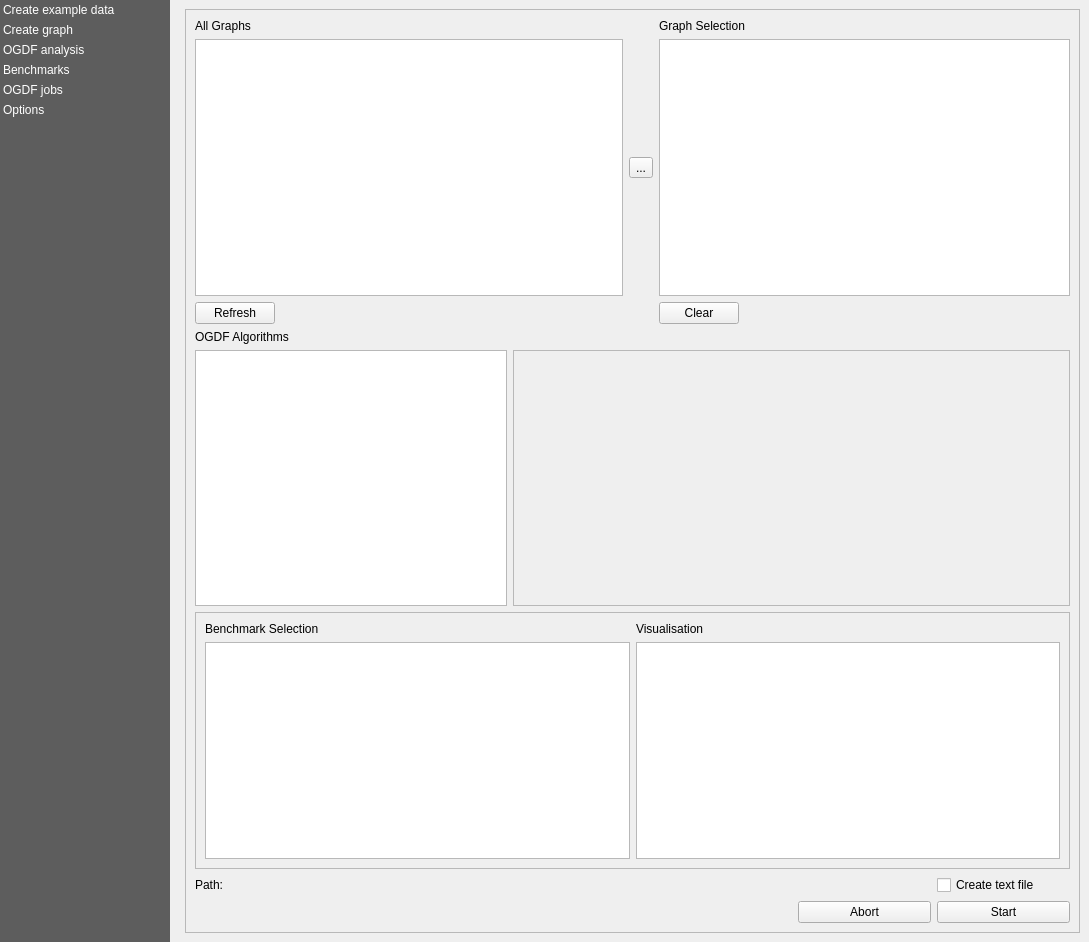
This is views/PluginDialog.ui in S-P-A-N-N-E-R-S/Frontend as Qt 5 draws it before an edit. The edited form follows.
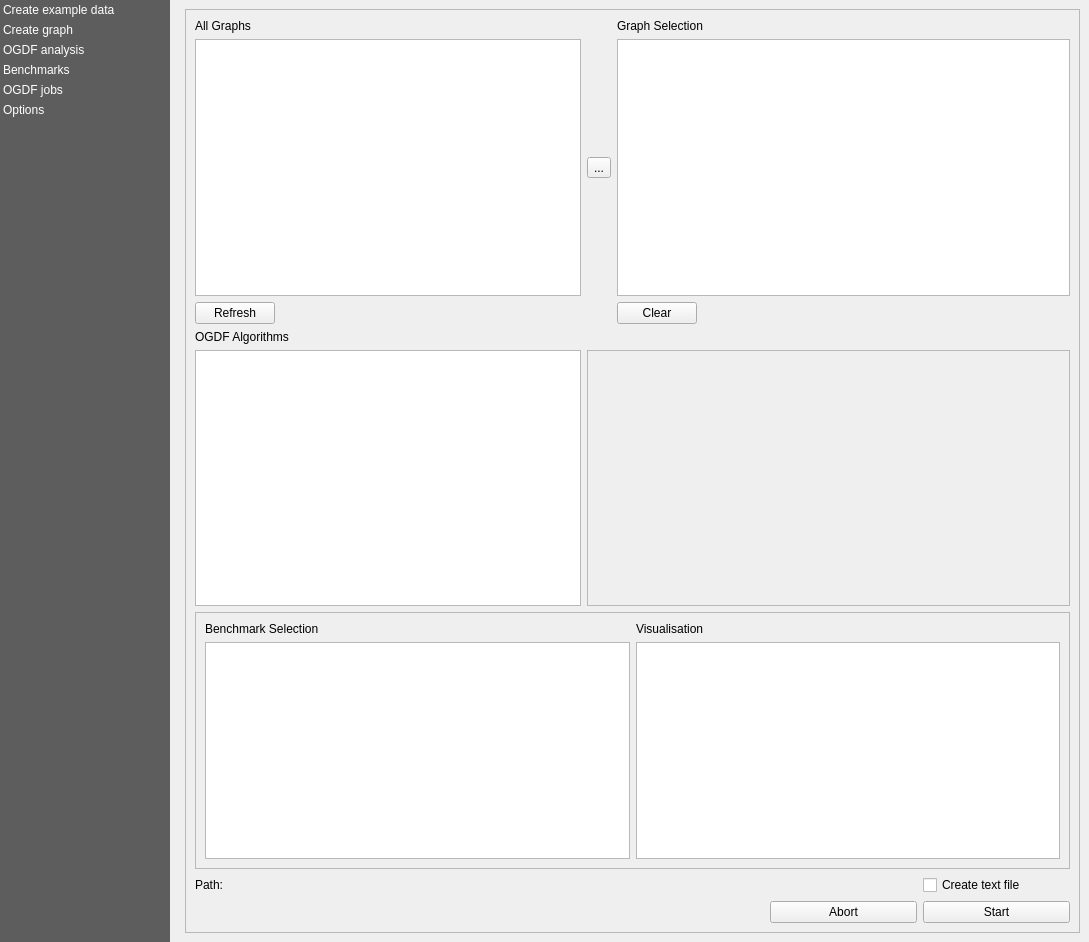
This is the edited form. Icons and pictures are not drawn. Custom widgets are drawn as their Qt base class.

The edit to the form file:
```diff
--- a/views/PluginDialog.ui
+++ b/views/PluginDialog.ui
@@ -1438,7 +1438,28 @@
               </sizepolicy>
              </property>
              <layout class="QGridLayout" name="gridLayout">
-              <item row="1" column="4">
+              <item row="6" column="1" colspan="5">
+               <widget class="QgsFileWidget" name="txt_path">
+                <property name="storageMode">
+                 <enum>QgsFileWidget::GetDirectory</enum>
+                </property>
+               </widget>
+              </item>
+              <item row="6" column="0">
+               <widget class="QLabel" name="label_7">
+                <property name="text">
+                 <string>Path:</string>
+                </property>
+               </widget>
+              </item>
+              <item row="3" column="0" colspan="5">
+               <widget class="QLabel" name="label_3">
+                <property name="text">
+                 <string>OGDF Algorithms</string>
+                </property>
+               </widget>
+              </item>
+              <item row="1" column="3">
                <widget class="QToolButton" name="add_all_graphs">
                 <property name="text">
                  <string>...</string>
@@ -1464,8 +1485,8 @@
                 </property>
                </widget>
               </item>
-              <item row="2" column="5" colspan="2">
-               <widget class="QPushButton" name="clear_graph_selection">
+              <item row="2" column="0">
+               <widget class="QPushButton" name="refresh_all_graphs">
                 <property name="sizePolicy">
                  <sizepolicy hsizetype="Fixed" vsizetype="Fixed">
                   <horstretch>0</horstretch>
@@ -1473,11 +1494,49 @@
                  </sizepolicy>
                 </property>
                 <property name="text">
-                 <string>Clear</string>
+                 <string>Refresh</string>
                 </property>
                </widget>
               </item>
-              <item row="5" column="0" colspan="8">
+              <item row="1" column="0" colspan="3">
+               <widget class="QListWidget" name="all_graphs">
+                <property name="sizePolicy">
+                 <sizepolicy hsizetype="Expanding" vsizetype="Expanding">
+                  <horstretch>0</horstretch>
+                  <verstretch>0</verstretch>
+                 </sizepolicy>
+                </property>
+                <property name="dragDropMode">
+                 <enum>QAbstractItemView::DragOnly</enum>
+                </property>
+                <property name="selectionMode">
+                 <enum>QAbstractItemView::ExtendedSelection</enum>
+                </property>
+               </widget>
+              </item>
+              <item row="1" column="4" colspan="3">
+               <widget class="QListWidget" name="graph_selection">
+                <property name="sizePolicy">
+                 <sizepolicy hsizetype="Expanding" vsizetype="Expanding">
+                  <horstretch>0</horstretch>
+                  <verstretch>0</verstretch>
+                 </sizepolicy>
+                </property>
+                <property name="minimumSize">
+                 <size>
+                  <width>411</width>
+                  <height>0</height>
+                 </size>
+                </property>
+                <property name="dragDropMode">
+                 <enum>QAbstractItemView::DropOnly</enum>
+                </property>
+                <property name="selectionMode">
+                 <enum>QAbstractItemView::ExtendedSelection</enum>
+                </property>
+               </widget>
+              </item>
+              <item row="5" column="0" colspan="7">
                <widget class="QScrollArea" name="analysis_area">
                 <property name="frameShape">
                  <enum>QFrame::StyledPanel</enum>
@@ -1566,32 +1625,32 @@
                 </widget>
                </widget>
               </item>
-              <item row="2" column="0">
-               <widget class="QPushButton" name="refresh_all_graphs">
+              <item row="8" column="6">
+               <widget class="QPushButton" name="start_benchmark">
+                <property name="enabled">
+                 <bool>true</bool>
+                </property>
                 <property name="sizePolicy">
-                 <sizepolicy hsizetype="Fixed" vsizetype="Fixed">
+                 <sizepolicy hsizetype="Preferred" vsizetype="Fixed">
                   <horstretch>0</horstretch>
                   <verstretch>0</verstretch>
                  </sizepolicy>
                 </property>
+                <property name="styleSheet">
+                 <string notr="true"/>
+                </property>
                 <property name="text">
-                 <string>Refresh</string>
+                 <string>Start</string>
                 </property>
-               </widget>
-              </item>
-              <item row="1" column="0" colspan="4">
-               <widget class="QListWidget" name="all_graphs">
-                <property name="sizePolicy">
-                 <sizepolicy hsizetype="Expanding" vsizetype="Expanding">
-                  <horstretch>0</horstretch>
-                  <verstretch>0</verstretch>
-                 </sizepolicy>
+                <property name="icon">
+                 <iconset>
+                  <normaloff>../resources/images/icon.svg</normaloff>../resources/images/icon.svg</iconset>
                 </property>
-                <property name="dragDropMode">
-                 <enum>QAbstractItemView::DragOnly</enum>
-                </property>
-                <property name="selectionMode">
-                 <enum>QAbstractItemView::ExtendedSelection</enum>
+                <property name="iconSize">
+                 <size>
+                  <width>24</width>
+                  <height>24</height>
+                 </size>
                 </property>
                </widget>
               </item>
@@ -1608,8 +1667,8 @@
                 </property>
                </widget>
               </item>
-              <item row="0" column="5" colspan="2">
-               <widget class="QLabel" name="label_2">
+              <item row="2" column="4" colspan="2">
+               <widget class="QPushButton" name="clear_graph_selection">
                 <property name="sizePolicy">
                  <sizepolicy hsizetype="Fixed" vsizetype="Fixed">
                   <horstretch>0</horstretch>
@@ -1617,85 +1676,11 @@
                  </sizepolicy>
                 </property>
                 <property name="text">
-                 <string>Graph Selection</string>
+                 <string>Clear</string>
                 </property>
                </widget>
               </item>
-              <item row="1" column="5" colspan="3">
-               <widget class="QListWidget" name="graph_selection">
-                <property name="sizePolicy">
-                 <sizepolicy hsizetype="Expanding" vsizetype="Expanding">
-                  <horstretch>0</horstretch>
-                  <verstretch>0</verstretch>
-                 </sizepolicy>
-                </property>
-                <property name="minimumSize">
-                 <size>
-                  <width>411</width>
-                  <height>0</height>
-                 </size>
-                </property>
-                <property name="dragDropMode">
-                 <enum>QAbstractItemView::DropOnly</enum>
-                </property>
-                <property name="selectionMode">
-                 <enum>QAbstractItemView::ExtendedSelection</enum>
-                </property>
-               </widget>
-              </item>
-              <item row="3" column="0" colspan="6">
-               <widget class="QLabel" name="label_3">
-                <property name="text">
-                 <string>OGDF Algorithms</string>
-                </property>
-               </widget>
-              </item>
-              <item row="4" column="0" colspan="3">
-               <widget class="QListWidget" name="ogdf_algorithms">
-                <property name="editTriggers">
-                 <set>QAbstractItemView::DoubleClicked|QAbstractItemView::EditKeyPressed|QAbstractItemView::SelectedClicked</set>
-                </property>
-               </widget>
-              </item>
-              <item row="6" column="0">
-               <widget class="QLabel" name="label_7">
-                <property name="text">
-                 <string>Path:</string>
-                </property>
-               </widget>
-              </item>
-              <item row="4" column="3" colspan="5">
-               <widget class="QScrollArea" name="ogdf_parameters_area">
-                <property name="sizePolicy">
-                 <sizepolicy hsizetype="Expanding" vsizetype="Expanding">
-                  <horstretch>0</horstretch>
-                  <verstretch>0</verstretch>
-                 </sizepolicy>
-                </property>
-                <property name="font">
-                 <font>
-                  <pointsize>11</pointsize>
-                 </font>
-                </property>
-                <property name="frameShape">
-                 <enum>QFrame::StyledPanel</enum>
-                </property>
-                <property name="widgetResizable">
-                 <bool>true</bool>
-                </property>
-                <widget class="QWidget" name="ogdf_parameters">
-                 <property name="geometry">
-                  <rect>
-                   <x>0</x>
-                   <y>0</y>
-                   <width>566</width>
-                   <height>248</height>
-                  </rect>
-                 </property>
-                </widget>
-               </widget>
-              </item>
-              <item row="6" column="7">
+              <item row="6" column="6">
                <widget class="QCheckBox" name="create_as_txt">
                 <property name="sizePolicy">
                  <sizepolicy hsizetype="Preferred" vsizetype="Fixed">
@@ -1708,7 +1693,20 @@
                 </property>
                </widget>
               </item>
-              <item row="8" column="6">
+              <item row="0" column="4" colspan="2">
+               <widget class="QLabel" name="label_2">
+                <property name="sizePolicy">
+                 <sizepolicy hsizetype="Fixed" vsizetype="Fixed">
+                  <horstretch>0</horstretch>
+                  <verstretch>0</verstretch>
+                 </sizepolicy>
+                </property>
+                <property name="text">
+                 <string>Graph Selection</string>
+                </property>
+               </widget>
+              </item>
+              <item row="8" column="5">
                <widget class="QPushButton" name="abort_benchmark">
                 <property name="enabled">
                  <bool>true</bool>
@@ -1743,39 +1741,47 @@
                 </property>
                </widget>
               </item>
-              <item row="8" column="7">
-               <widget class="QPushButton" name="start_benchmark">
-                <property name="enabled">
-                 <bool>true</bool>
-                </property>
+              <item row="4" column="3" colspan="4">
+               <widget class="QScrollArea" name="ogdf_parameters_area">
                 <property name="sizePolicy">
-                 <sizepolicy hsizetype="Preferred" vsizetype="Fixed">
+                 <sizepolicy hsizetype="Expanding" vsizetype="Expanding">
                   <horstretch>0</horstretch>
                   <verstretch>0</verstretch>
                  </sizepolicy>
                 </property>
-                <property name="styleSheet">
-                 <string notr="true"/>
+                <property name="font">
+                 <font>
+                  <pointsize>11</pointsize>
+                 </font>
                 </property>
-                <property name="text">
-                 <string>Start</string>
+                <property name="frameShape">
+                 <enum>QFrame::StyledPanel</enum>
                 </property>
-                <property name="icon">
-                 <iconset>
-                  <normaloff>../resources/images/icon.svg</normaloff>../resources/images/icon.svg</iconset>
+                <property name="widgetResizable">
+                 <bool>true</bool>
                 </property>
-                <property name="iconSize">
-                 <size>
-                  <width>24</width>
-                  <height>24</height>
-                 </size>
-                </property>
+                <widget class="QWidget" name="ogdf_parameters">
+                 <property name="geometry">
+                  <rect>
+                   <x>0</x>
+                   <y>0</y>
+                   <width>487</width>
+                   <height>248</height>
+                  </rect>
+                 </property>
+                </widget>
                </widget>
               </item>
-              <item row="6" column="1" colspan="6">
-               <widget class="QgsFileWidget" name="txt_path">
-                <property name="storageMode">
-                 <enum>QgsFileWidget::GetDirectory</enum>
+              <item row="4" column="0" colspan="3">
+               <widget class="QTreeWidget" name="ogdf_algorithms">
+                <property name="sizePolicy">
+                 <sizepolicy hsizetype="Preferred" vsizetype="Expanding">
+                  <horstretch>0</horstretch>
+                  <verstretch>0</verstretch>
+                 </sizepolicy>
+                </property>
+                <property name="headerHidden">
+                 <bool>true</bool>
                 </property>
                </widget>
               </item>
```
Left out of the diff: 6 changed lines with no effect on the pictures.
